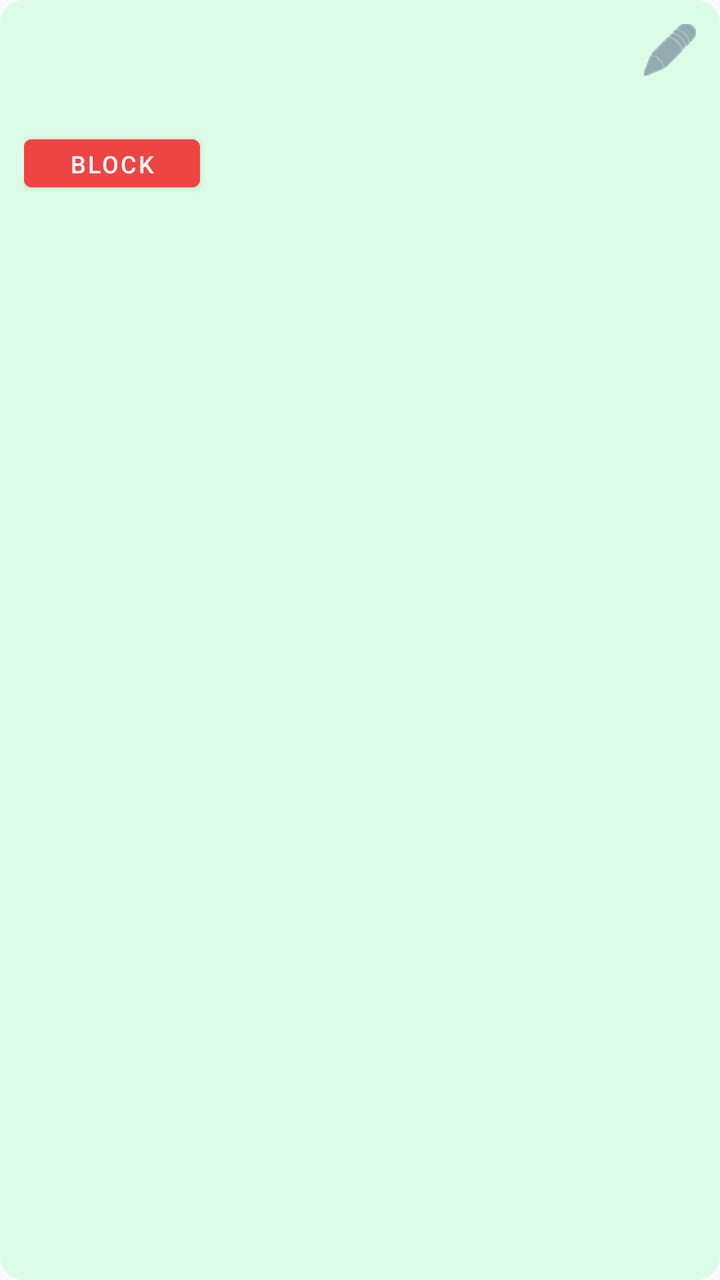
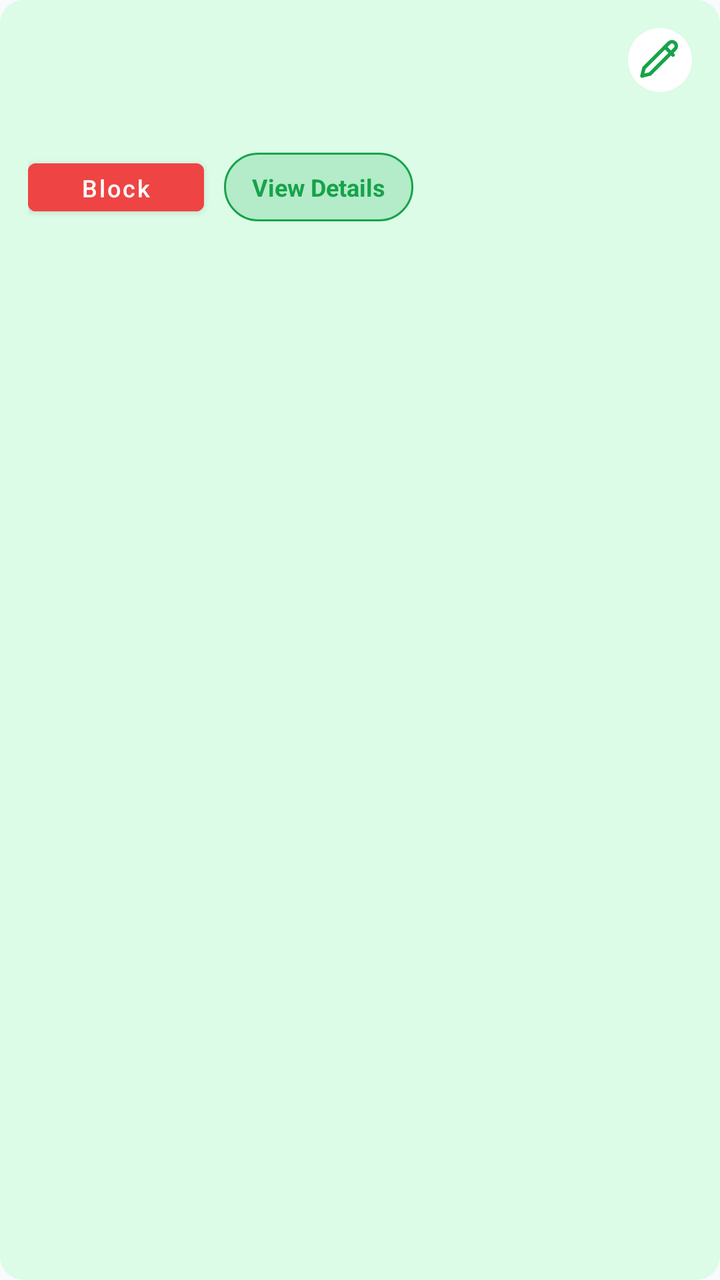

An Android layout rendered at two revisions. The XML below is the earlier revision; the diff shows what the commit changed to produce the second picture.
<!-- AndroidManifest.xml: application theme Theme.AhmadNetGuard -->
<!-- res/layout/item_device.xml -->
<?xml version="1.0" encoding="utf-8"?>
<LinearLayout xmlns:android="http://schemas.android.com/apk/res/android"
    xmlns:app="http://schemas.android.com/apk/res-auto"
    android:layout_width="match_parent"
    android:layout_height="wrap_content"
    android:layout_marginBottom="8dp"
    android:background="@drawable/bg_icon_rounded"
    android:orientation="vertical"
    android:padding="12dp">

    <LinearLayout
        android:layout_width="match_parent"
        android:layout_height="wrap_content"
        android:orientation="horizontal"
        android:gravity="center_vertical">

        <TextView
            android:id="@+id/tvDeviceName"
            android:layout_width="0dp"
            android:layout_height="wrap_content"
            android:layout_weight="1"
            android:textColor="@color/text_primary"
            android:textSize="16sp"
            android:textStyle="bold" />

        <ImageButton
            android:id="@+id/btnRename"
            android:layout_width="26dp"
            android:layout_height="26dp"
            android:layout_marginStart="8dp"
            android:padding="4dp"
            android:background="@android:color/transparent"
            android:src="@android:drawable/ic_menu_edit"
            app:tint="@color/text_secondary"
            android:contentDescription="Rename device" />
    </LinearLayout>

    <TextView
        android:id="@+id/tvDeviceIp"
        android:layout_width="wrap_content"
        android:layout_height="wrap_content"
        android:textColor="@color/text_secondary"
        android:textSize="13sp" />

    <Button
        android:id="@+id/btnBlock"
        android:layout_width="wrap_content"
        android:layout_height="36dp"
        android:layout_marginTop="8dp"
        android:backgroundTint="@color/danger"
        android:text="Block"
        android:textColor="@color/surface"
        android:textSize="12sp" />

</LinearLayout>
<!-- resources referenced by this layout -->
<resources>
  <color name="danger">#EF4444</color>
  <color name="surface">#FFFFFF</color>
  <color name="text_primary">#0F172A</color>
  <color name="text_secondary">#64748B</color>
  <!-- drawable bg_icon_rounded (drawable) -->
  <?xml version="1.0" encoding="utf-8"?>
  <shape xmlns:android="http://schemas.android.com/apk/res/android" android:shape="rectangle">
      <corners android:radius="12dp" />
      <solid android:color="@color/green_bg" />
  </shape>
  <style name="Theme.AhmadNetGuard" parent="Theme.MaterialComponents.DayNight.NoActionBar">
          <item name="colorPrimary">@color/brand_dark</item>
          <item name="colorAccent">@color/brand_dark</item>
          <item name="android:windowBackground">@color/bg_screen</item>
          <item name="android:statusBarColor">@color/bg_screen</item>
          <item name="android:windowLightStatusBar">true</item>
      </style>
  <color name="green_bg">#DCFCE7</color>
  <color name="brand_dark">#16A34A</color>
  <color name="bg_screen">#F8FAFC</color>
</resources>

<!-- the commit's change to res/layout/item_device.xml (unified diff, before → after) -->
@@ -3,10 +3,10 @@
     xmlns:app="http://schemas.android.com/apk/res-auto"
     android:layout_width="match_parent"
     android:layout_height="wrap_content"
-    android:layout_marginBottom="8dp"
+    android:layout_marginBottom="10dp"
     android:background="@drawable/bg_icon_rounded"
     android:orientation="vertical"
-    android:padding="12dp">
+    android:padding="14dp">
 
     <LinearLayout
         android:layout_width="match_parent"
@@ -25,13 +25,13 @@
 
         <ImageButton
             android:id="@+id/btnRename"
-            android:layout_width="26dp"
-            android:layout_height="26dp"
+            android:layout_width="32dp"
+            android:layout_height="32dp"
             android:layout_marginStart="8dp"
-            android:padding="4dp"
-            android:background="@android:color/transparent"
-            android:src="@android:drawable/ic_menu_edit"
-            app:tint="@color/text_secondary"
+            android:padding="7dp"
+            android:background="@drawable/bg_icon_chip_white"
+            android:src="@drawable/ic_edit_pencil"
+            app:tint="@color/brand_dark"
             android:contentDescription="Rename device" />
     </LinearLayout>
 
@@ -39,17 +39,41 @@
         android:id="@+id/tvDeviceIp"
         android:layout_width="wrap_content"
         android:layout_height="wrap_content"
+        android:layout_marginTop="2dp"
         android:textColor="@color/text_secondary"
         android:textSize="13sp" />
 
-    <Button
-        android:id="@+id/btnBlock"
-        android:layout_width="wrap_content"
-        android:layout_height="36dp"
-        android:layout_marginTop="8dp"
-        android:backgroundTint="@color/danger"
-        android:text="Block"
-        android:textColor="@color/surface"
-        android:textSize="12sp" />
+    <LinearLayout
+        android:layout_width="match_parent"
+        android:layout_height="wrap_content"
+        android:layout_marginTop="10dp"
+        android:orientation="horizontal"
+        android:gravity="center_vertical">
+
+        <Button
+            android:id="@+id/btnBlock"
+            android:layout_width="wrap_content"
+            android:layout_height="36dp"
+            android:backgroundTint="@color/danger"
+            android:text="Block"
+            android:textAllCaps="false"
+            android:textColor="@color/card_white"
+            android:textSize="12sp" />
+
+        <TextView
+            android:id="@+id/btnViewDetails"
+            android:layout_width="wrap_content"
+            android:layout_height="wrap_content"
+            android:layout_marginStart="10dp"
+            android:background="@drawable/bg_pill_outline"
+            android:clickable="true"
+            android:focusable="true"
+            android:paddingHorizontal="14dp"
+            android:paddingVertical="9dp"
+            android:text="View Details"
+            android:textColor="@color/brand_dark"
+            android:textSize="12sp"
+            android:textStyle="bold" />
+    </LinearLayout>
 
 </LinearLayout>
<!-- resource entries referenced after the edit -->
@@ -1,15 +1,49 @@
 <!-- resources referenced by this layout -->
 <resources>
   <color name="danger">#EF4444</color>
-  <color name="surface">#FFFFFF</color>
   <color name="text_primary">#0F172A</color>
   <color name="text_secondary">#64748B</color>
+  <!-- drawable bg_icon_chip_white (drawable) -->
+  <?xml version="1.0" encoding="utf-8"?>
+  <shape xmlns:android="http://schemas.android.com/apk/res/android" android:shape="oval">
+      <solid android:color="@color/card_white" />
+  </shape>
   <!-- drawable bg_icon_rounded (drawable) -->
   <?xml version="1.0" encoding="utf-8"?>
   <shape xmlns:android="http://schemas.android.com/apk/res/android" android:shape="rectangle">
       <corners android:radius="12dp" />
       <solid android:color="@color/green_bg" />
   </shape>
+  <!-- drawable bg_pill_outline (drawable) -->
+  <?xml version="1.0" encoding="utf-8"?>
+  <shape xmlns:android="http://schemas.android.com/apk/res/android" android:shape="rectangle">
+      <corners android:radius="999dp" />
+      <solid android:color="#3316A34A" />
+      <stroke
+          android:width="1dp"
+          android:color="@color/brand_dark" />
+  </shape>
+  <!-- drawable ic_edit_pencil (drawable) -->
+  <vector xmlns:android="http://schemas.android.com/apk/res/android"
+      android:width="24dp"
+      android:height="24dp"
+      android:viewportWidth="24"
+      android:viewportHeight="24">
+      <path
+          android:fillColor="#00000000"
+          android:strokeColor="#000000"
+          android:strokeWidth="1.8"
+          android:strokeLineCap="round"
+          android:strokeLineJoin="round"
+          android:pathData="M16.5,3.5 a2.12,2.12 0,0 1,3 3 L7,19 l-4,1 1,-4 Z" />
+      <path
+          android:fillColor="#00000000"
+          android:strokeColor="#000000"
+          android:strokeWidth="1.8"
+          android:strokeLineCap="round"
+          android:strokeLineJoin="round"
+          android:pathData="M14.5,5.5 l4,4" />
+  </vector>
   <style name="Theme.AhmadNetGuard" parent="Theme.MaterialComponents.DayNight.NoActionBar">
           <item name="colorPrimary">@color/brand_dark</item>
           <item name="colorAccent">@color/brand_dark</item>
@@ -19,6 +53,7 @@
       </style>
   <color name="green_bg">#DCFCE7</color>
   <color name="brand_dark">#16A34A</color>
+  <color name="card_white">#FFFFFF</color>
   <color name="bg_screen">#F8FAFC</color>
 </resources>
 
